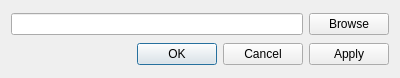
Above: src/qbirthday/ui/csvpreferencesdialog.ui from lafrech/qbirthday before the change. Below: the same form after it.
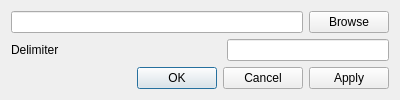
That is the form after the change.

Commit message: Expose CSV delimiter in config GUI

Patch:
```diff
--- a/src/qbirthday/ui/csvpreferencesdialog.ui
+++ b/src/qbirthday/ui/csvpreferencesdialog.ui
@@ -28,6 +28,33 @@
      </item>
     </layout>
    </item>
+   <item>
+    <layout class="QHBoxLayout" name="delimiterLayout">
+     <item>
+      <widget class="QLabel" name="delimiterLabel">
+       <property name="text">
+        <string>Delimiter</string>
+       </property>
+      </widget>
+     </item>
+     <item>
+      <spacer name="delimiterHorizontalSpacer">
+       <property name="orientation">
+        <enum>Qt::Horizontal</enum>
+       </property>
+       <property name="sizeHint" stdset="0">
+        <size>
+         <width>40</width>
+         <height>20</height>
+        </size>
+       </property>
+      </spacer>
+     </item>
+     <item>
+      <widget class="QLineEdit" name="delimiterEdit"/>
+     </item>
+    </layout>
+   </item>
    <item>
     <widget class="QDialogButtonBox" name="buttonBox">
      <property name="orientation">
```
The commit also changes 1 other file.
